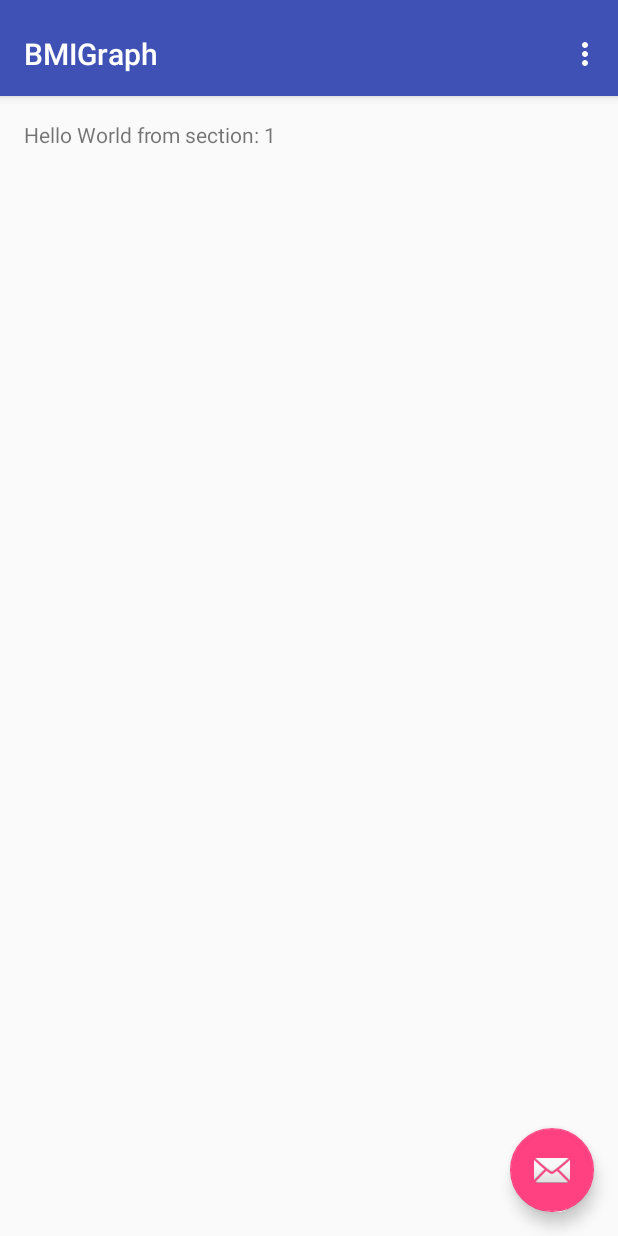
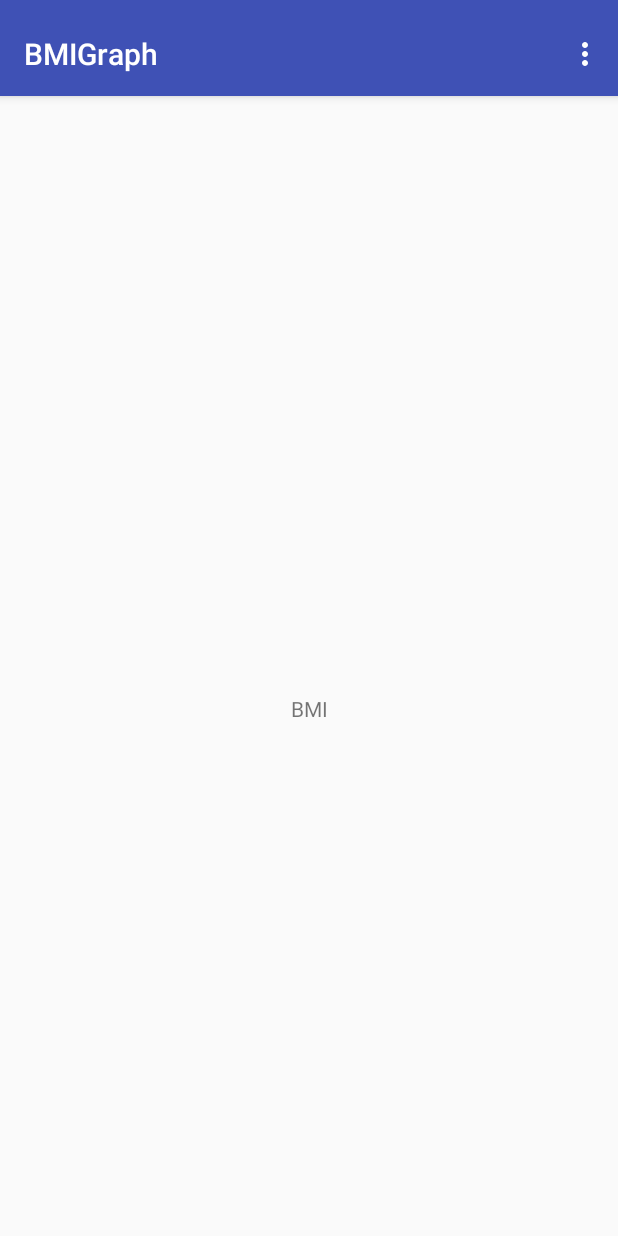
Before and after one commit to bapm91/BMIGraph, an Android app: the screen it shows after launch (MainActivity), on a phone screen of 412 x 824 dp. Run offline under Robolectric (Android 15) with nearby library versions, the phone set to English and light mode, and no system bars.

Commit message:
new 3 fragments

```diff
--- a/app/build.gradle
+++ b/app/build.gradle
@@ -26,5 +26,7 @@ dependencies {
     })
     compile 'com.android.support:appcompat-v7:26.+'
     compile 'com.android.support:design:26.+'
+    compile 'com.android.support.constraint:constraint-layout:1.0.2'
     testCompile 'junit:junit:4.12'
+    compile 'com.android.support:design:26.+'
 }
--- a/app/src/main/java/com/example/slava/bmigraph/MainActivity.java
+++ b/app/src/main/java/com/example/slava/bmigraph/MainActivity.java
@@ -17,6 +17,10 @@ import android.view.View;
 import android.view.ViewGroup;
 
 import android.widget.TextView;
+
+import com.example.slava.bmigraph.fragments.BMIFragment;
+import com.example.slava.bmigraph.fragments.HeightGraphFragment;
+import com.example.slava.bmigraph.fragments.WeightGraphFragment;
 
 public class MainActivity extends AppCompatActivity {
 
@@ -42,6 +46,14 @@ public class MainActivity extends AppCompatActivity {
 
         Toolbar toolbar = (Toolbar) findViewById(R.id.toolbar);
         setSupportActionBar(toolbar);
+
+        initViewPager();
+
+
+
+    }
+
+    private void initViewPager() {
         // Create the adapter that will return a fragment for each of the three
         // primary sections of the activity.
         mSectionsPagerAdapter = new SectionsPagerAdapter(getSupportFragmentManager());
@@ -49,19 +61,7 @@ public class MainActivity extends AppCompatActivity {
         // Set up the ViewPager with the sections adapter.
         mViewPager = (ViewPager) findViewById(R.id.container);
         mViewPager.setAdapter(mSectionsPagerAdapter);
-
-
-        FloatingActionButton fab = (FloatingActionButton) findViewById(R.id.fab);
-        fab.setOnClickListener(new View.OnClickListener() {
-            @Override
-            public void onClick(View view) {
-                Snackbar.make(view, "Replace with your own action", Snackbar.LENGTH_LONG)
-                        .setAction("Action", null).show();
-            }
-        });
-
     }
-
 
     @Override
     public boolean onCreateOptionsMenu(Menu menu) {
@@ -86,41 +86,6 @@ public class MainActivity extends AppCompatActivity {
     }
 
     /**
-     * A placeholder fragment containing a simple view.
-     */
-    public static class PlaceholderFragment extends Fragment {
-        /**
-         * The fragment argument representing the section number for this
-         * fragment.
-         */
-        private static final String ARG_SECTION_NUMBER = "section_number";
-
-        public PlaceholderFragment() {
-        }
-
-        /**
-         * Returns a new instance of this fragment for the given section
-         * number.
-         */
-        public static PlaceholderFragment newInstance(int sectionNumber) {
-            PlaceholderFragment fragment = new PlaceholderFragment();
-            Bundle args = new Bundle();
-            args.putInt(ARG_SECTION_NUMBER, sectionNumber);
-            fragment.setArguments(args);
-            return fragment;
-        }
-
-        @Override
-        public View onCreateView(LayoutInflater inflater, ViewGroup container,
-                                 Bundle savedInstanceState) {
-            View rootView = inflater.inflate(R.layout.fragment_main, container, false);
-            TextView textView = (TextView) rootView.findViewById(R.id.section_label);
-            textView.setText(getString(R.string.section_format, getArguments().getInt(ARG_SECTION_NUMBER)));
-            return rootView;
-        }
-    }
-
-    /**
      * A {@link FragmentPagerAdapter} that returns a fragment corresponding to
      * one of the sections/tabs/pages.
      */
@@ -132,9 +97,16 @@ public class MainActivity extends AppCompatActivity {
 
         @Override
         public Fragment getItem(int position) {
-            // getItem is called to instantiate the fragment for the given page.
-            // Return a PlaceholderFragment (defined as a static inner class below).
-            return PlaceholderFragment.newInstance(position + 1);
+            switch (position){
+                case 0:
+                    return BMIFragment.getInstance();
+                case 1:
+                    return WeightGraphFragment.getInstance();
+                case 2:
+                    return HeightGraphFragment.getInstance();
+            }
+
+            return null;
         }
 
         @Override
--- /dev/null
+++ b/app/src/main/java/com/example/slava/bmigraph/fragments/BMIFragment.java
@@ -0,0 +1,27 @@
+package com.example.slava.bmigraph.fragments;
+
+import android.os.Bundle;
+import android.support.annotation.Nullable;
+import android.support.v4.app.Fragment;
+import android.view.LayoutInflater;
+import android.view.View;
+import android.view.ViewGroup;
+
+import com.example.slava.bmigraph.R;
+
+public class BMIFragment extends Fragment {
+
+    public static BMIFragment getInstance() {
+        Bundle args = new Bundle();
+        BMIFragment fragment = new BMIFragment();
+        fragment.setArguments(args);
+        return fragment;
+    }
+
+    @Nullable
+    @Override
+    public View onCreateView(LayoutInflater inflater, @Nullable ViewGroup container, Bundle savedInstanceState) {
+        View view = inflater.inflate(R.layout.fragment_bmi, container, false);
+        return view;
+    }
+}
--- /dev/null
+++ b/app/src/main/java/com/example/slava/bmigraph/fragments/WeightGraphFragment.java
@@ -0,0 +1,27 @@
+package com.example.slava.bmigraph.fragments;
+
+import android.os.Bundle;
+import android.support.annotation.Nullable;
+import android.support.v4.app.Fragment;
+import android.view.LayoutInflater;
+import android.view.View;
+import android.view.ViewGroup;
+
+import com.example.slava.bmigraph.R;
+
+public class WeightGraphFragment extends Fragment {
+
+    public static WeightGraphFragment getInstance() {
+        Bundle args = new Bundle();
+        WeightGraphFragment fragment = new WeightGraphFragment();
+        fragment.setArguments(args);
+        return fragment;
+    }
+
+    @Nullable
+    @Override
+    public View onCreateView(LayoutInflater inflater, @Nullable ViewGroup container, Bundle savedInstanceState) {
+        View view = inflater.inflate(R.layout.fragment_weight_graph, container, false);
+        return view;
+    }
+}
--- a/app/src/main/res/layout/activity_main.xml
+++ b/app/src/main/res/layout/activity_main.xml
@@ -33,12 +33,4 @@
         android:layout_height="match_parent"
         app:layout_behavior="@string/appbar_scrolling_view_behavior"/>
 
-    <android.support.design.widget.FloatingActionButton
-        android:id="@+id/fab"
-        android:layout_width="wrap_content"
-        android:layout_height="wrap_content"
-        android:layout_gravity="end|bottom"
-        android:layout_margin="@dimen/fab_margin"
-        app:srcCompat="@android:drawable/ic_dialog_email"/>
-
 </android.support.design.widget.CoordinatorLayout>
--- /dev/null
+++ b/app/src/main/res/layout/fragment_bmi.xml
@@ -0,0 +1,23 @@
+<?xml version="1.0" encoding="utf-8"?>
+<android.support.constraint.ConstraintLayout
+    xmlns:android="http://schemas.android.com/apk/res/android"
+    xmlns:app="http://schemas.android.com/apk/res-auto"
+    xmlns:tools="http://schemas.android.com/tools"
+    android:layout_width="match_parent"
+    android:layout_height="match_parent"
+    android:orientation="vertical">
+
+    <TextView
+        android:id="@+id/textView"
+        android:layout_width="wrap_content"
+        android:layout_height="wrap_content"
+        android:text="BMI"
+        android:layout_marginRight="8dp"
+        app:layout_constraintRight_toRightOf="parent"
+        android:layout_marginLeft="8dp"
+        app:layout_constraintLeft_toLeftOf="parent"
+        app:layout_constraintTop_toTopOf="parent"
+        android:layout_marginTop="8dp"
+        app:layout_constraintBottom_toBottomOf="parent"
+        android:layout_marginBottom="8dp"/>
+</android.support.constraint.ConstraintLayout>
```
Also changed, not shown: app/src/main/java/com/example/slava/bmigraph/fragments/HeightGraphFragment.java (added, +27 -0 lines), app/src/main/res/layout/fragment_height_graph.xml (added, +23 -0 lines), app/src/main/res/layout/fragment_weight_graph.xml (added, +23 -0 lines).
